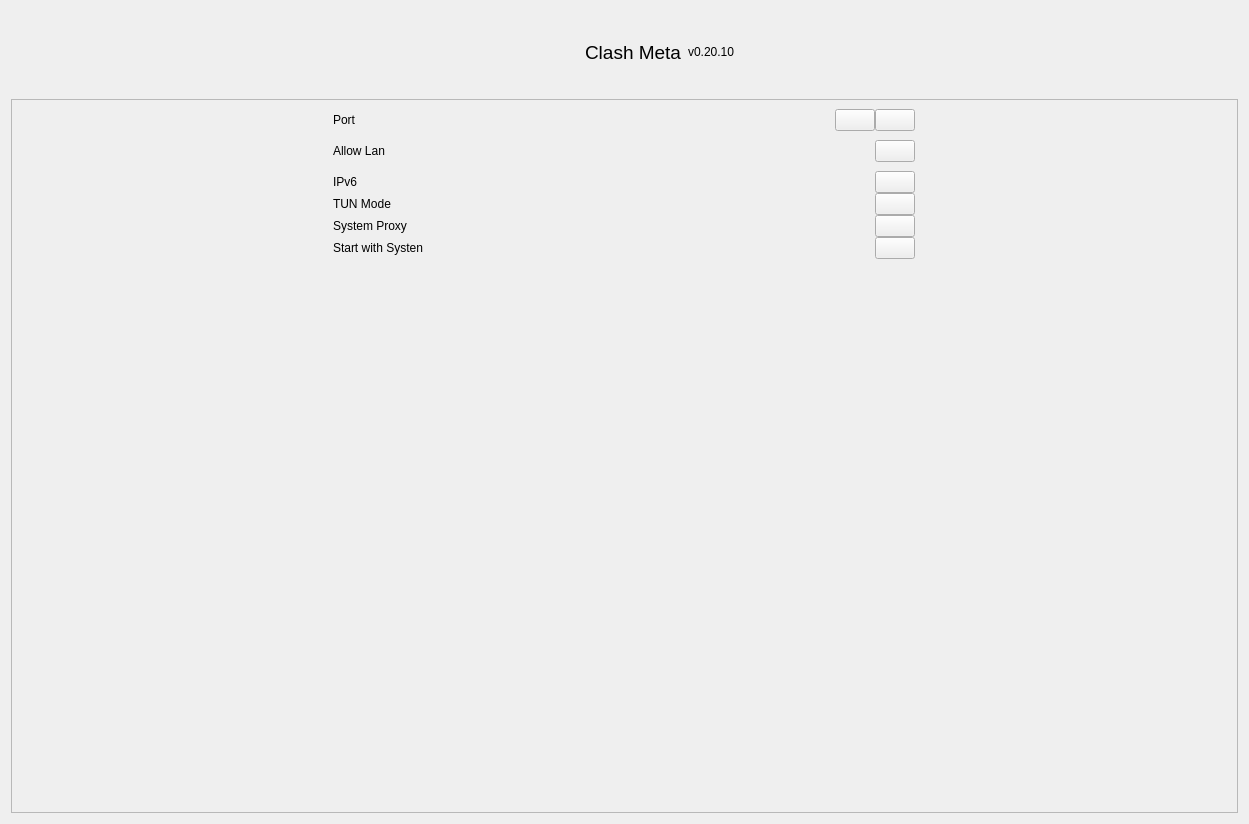
yansong1221/Mihomo, file src/GUI/General/GeneralWidget.ui: the form before one commit.
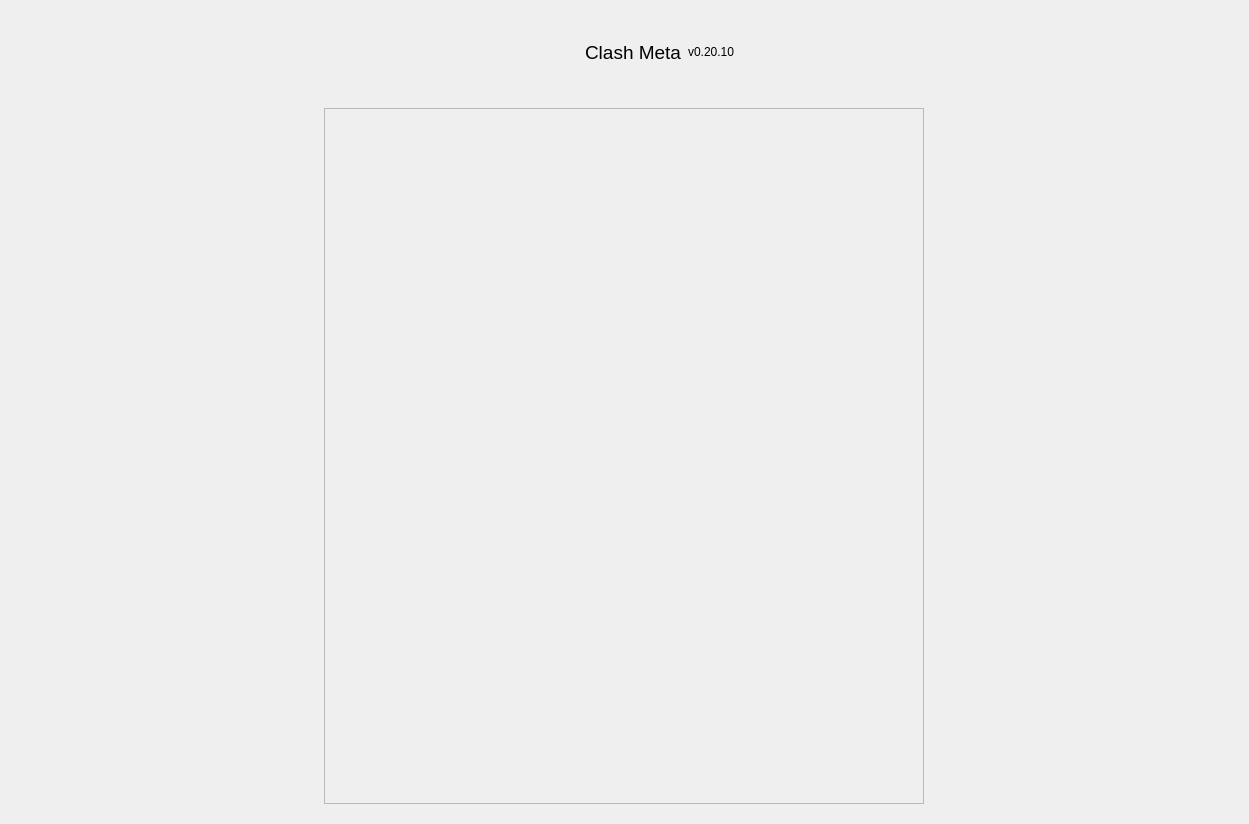
The form after the commit. Icons and pictures are not drawn. Custom widgets are drawn as their Qt base class.

The edit to the form file:
```diff
--- a/src/GUI/General/GeneralWidget.ui
+++ b/src/GUI/General/GeneralWidget.ui
@@ -94,391 +94,38 @@
     </widget>
    </item>
    <item>
-    <widget class="QScrollArea" name="scrollArea">
-     <property name="widgetResizable">
-      <bool>true</bool>
-     </property>
-     <widget class="QWidget" name="scrollAreaWidgetContents">
-      <property name="geometry">
-       <rect>
-        <x>0</x>
-        <y>0</y>
-        <width>1229</width>
-        <height>716</height>
-       </rect>
-      </property>
-      <layout class="QHBoxLayout" name="horizontalLayout_8">
-       <property name="spacing">
-        <number>0</number>
-       </property>
-       <property name="leftMargin">
-        <number>0</number>
-       </property>
-       <property name="topMargin">
-        <number>0</number>
-       </property>
-       <property name="rightMargin">
-        <number>0</number>
-       </property>
-       <property name="bottomMargin">
-        <number>0</number>
-       </property>
-       <item>
-        <widget class="QWidget" name="widget_2" native="true">
-         <property name="maximumSize">
-          <size>
-           <width>600</width>
-           <height>16777215</height>
-          </size>
-         </property>
-         <layout class="QVBoxLayout" name="verticalLayout_3">
-          <property name="spacing">
-           <number>0</number>
-          </property>
-          <item>
-           <widget class="QWidget" name="widget_3" native="true">
-            <property name="sizePolicy">
-             <sizepolicy hsizetype="Preferred" vsizetype="Fixed">
-              <horstretch>0</horstretch>
-              <verstretch>0</verstretch>
-             </sizepolicy>
-            </property>
-            <layout class="QHBoxLayout" name="_2">
-             <property name="spacing">
-              <number>0</number>
-             </property>
-             <property name="leftMargin">
-              <number>0</number>
-             </property>
-             <property name="topMargin">
-              <number>0</number>
-             </property>
-             <property name="rightMargin">
-              <number>0</number>
-             </property>
-             <item>
-              <widget class="QLabel" name="label_4">
-               <property name="text">
-                <string>Port</string>
-               </property>
-              </widget>
-             </item>
-             <item>
-              <spacer name="horizontalSpacer_3">
-               <property name="orientation">
-                <enum>Qt::Horizontal</enum>
-               </property>
-               <property name="sizeHint" stdset="0">
-                <size>
-                 <width>40</width>
-                 <height>20</height>
-                </size>
-               </property>
-              </spacer>
-             </item>
-             <item>
-              <widget class="QtMaterialSwitch" name="pushButton"/>
-             </item>
-             <item>
-              <widget class="QtMaterialSwitch" name="pushButton_2"/>
-             </item>
-            </layout>
-           </widget>
-          </item>
-          <item>
-           <widget class="QWidget" name="widget_4" native="true">
-            <property name="sizePolicy">
-             <sizepolicy hsizetype="Preferred" vsizetype="Fixed">
-              <horstretch>0</horstretch>
-              <verstretch>0</verstretch>
-             </sizepolicy>
-            </property>
-            <layout class="QHBoxLayout" name="horizontalLayout_3">
-             <property name="spacing">
-              <number>0</number>
-             </property>
-             <property name="leftMargin">
-              <number>0</number>
-             </property>
-             <property name="topMargin">
-              <number>0</number>
-             </property>
-             <property name="rightMargin">
-              <number>0</number>
-             </property>
-             <item>
-              <widget class="QLabel" name="label_5">
-               <property name="text">
-                <string>Allow Lan</string>
-               </property>
-              </widget>
-             </item>
-             <item>
-              <spacer name="horizontalSpacer_4">
-               <property name="orientation">
-                <enum>Qt::Horizontal</enum>
-               </property>
-               <property name="sizeHint" stdset="0">
-                <size>
-                 <width>40</width>
-                 <height>20</height>
-                </size>
-               </property>
-              </spacer>
-             </item>
-             <item>
-              <widget class="QtMaterialSwitch" name="pushButton_3">
-               <property name="text">
-                <string/>
-               </property>
-              </widget>
-             </item>
-            </layout>
-           </widget>
-          </item>
-          <item>
-           <widget class="QWidget" name="widget_8" native="true">
-            <property name="sizePolicy">
-             <sizepolicy hsizetype="Preferred" vsizetype="Fixed">
-              <horstretch>0</horstretch>
-              <verstretch>0</verstretch>
-             </sizepolicy>
-            </property>
-            <layout class="QHBoxLayout" name="horizontalLayout_4">
-             <property name="spacing">
-              <number>0</number>
-             </property>
-             <property name="leftMargin">
-              <number>0</number>
-             </property>
-             <property name="topMargin">
-              <number>0</number>
-             </property>
-             <property name="rightMargin">
-              <number>0</number>
-             </property>
-             <property name="bottomMargin">
-              <number>0</number>
-             </property>
-             <item>
-              <widget class="QLabel" name="label_6">
-               <property name="text">
-                <string>IPv6</string>
-               </property>
-              </widget>
-             </item>
-             <item>
-              <spacer name="horizontalSpacer_5">
-               <property name="orientation">
-                <enum>Qt::Horizontal</enum>
-               </property>
-               <property name="sizeHint" stdset="0">
-                <size>
-                 <width>40</width>
-                 <height>20</height>
-                </size>
-               </property>
-              </spacer>
-             </item>
-             <item>
-              <widget class="QtMaterialSwitch" name="pushButton_4">
-               <property name="text">
-                <string/>
-               </property>
-              </widget>
-             </item>
-            </layout>
-           </widget>
-          </item>
-          <item>
-           <widget class="QWidget" name="widget_7" native="true">
-            <property name="sizePolicy">
-             <sizepolicy hsizetype="Preferred" vsizetype="Fixed">
-              <horstretch>0</horstretch>
-              <verstretch>0</verstretch>
-             </sizepolicy>
-            </property>
-            <layout class="QHBoxLayout" name="horizontalLayout_5">
-             <property name="spacing">
-              <number>0</number>
-             </property>
-             <property name="leftMargin">
-              <number>0</number>
-             </property>
-             <property name="topMargin">
-              <number>0</number>
-             </property>
-             <property name="rightMargin">
-              <number>0</number>
-             </property>
-             <property name="bottomMargin">
-              <number>0</number>
-             </property>
-             <item>
-              <widget class="QLabel" name="label_7">
-               <property name="text">
-                <string>TUN Mode</string>
-               </property>
-              </widget>
-             </item>
-             <item>
-              <spacer name="horizontalSpacer_6">
-               <property name="orientation">
-                <enum>Qt::Horizontal</enum>
-               </property>
-               <property name="sizeHint" stdset="0">
-                <size>
-                 <width>40</width>
-                 <height>20</height>
-                </size>
-               </property>
-              </spacer>
-             </item>
-             <item>
-              <widget class="QtMaterialSwitch" name="pushButton_5">
-               <property name="text">
-                <string/>
-               </property>
-              </widget>
-             </item>
-            </layout>
-           </widget>
-          </item>
-          <item>
-           <widget class="QWidget" name="widget_6" native="true">
-            <property name="sizePolicy">
-             <sizepolicy hsizetype="Preferred" vsizetype="Fixed">
-              <horstretch>0</horstretch>
-              <verstretch>0</verstretch>
-             </sizepolicy>
-            </property>
-            <layout class="QHBoxLayout" name="horizontalLayout_6">
-             <property name="spacing">
-              <number>0</number>
-             </property>
-             <property name="leftMargin">
-              <number>0</number>
-             </property>
-             <property name="topMargin">
-              <number>0</number>
-             </property>
-             <property name="rightMargin">
-              <number>0</number>
-             </property>
-             <property name="bottomMargin">
-              <number>0</number>
-             </property>
-             <item>
-              <widget class="QLabel" name="label_8">
-               <property name="text">
-                <string>System Proxy</string>
-               </property>
-              </widget>
-             </item>
-             <item>
-              <spacer name="horizontalSpacer_7">
-               <property name="orientation">
-                <enum>Qt::Horizontal</enum>
-               </property>
-               <property name="sizeHint" stdset="0">
-                <size>
-                 <width>40</width>
-                 <height>20</height>
-                </size>
-               </property>
-              </spacer>
-             </item>
-             <item>
-              <widget class="QtMaterialSwitch" name="pushButton_6">
-               <property name="text">
-                <string/>
-               </property>
-              </widget>
-             </item>
-            </layout>
-           </widget>
-          </item>
-          <item>
-           <widget class="QWidget" name="widget_5" native="true">
-            <property name="sizePolicy">
-             <sizepolicy hsizetype="Preferred" vsizetype="Fixed">
-              <horstretch>0</horstretch>
-              <verstretch>0</verstretch>
-             </sizepolicy>
-            </property>
-            <layout class="QHBoxLayout" name="horizontalLayout_7">
-             <property name="spacing">
-              <number>0</number>
-             </property>
-             <property name="leftMargin">
-              <number>0</number>
-             </property>
-             <property name="topMargin">
-              <number>0</number>
-             </property>
-             <property name="rightMargin">
-              <number>0</number>
-             </property>
-             <property name="bottomMargin">
-              <number>0</number>
-             </property>
-             <item>
-              <widget class="QLabel" name="label_9">
-               <property name="text">
-                <string>Start with Systen</string>
-               </property>
-              </widget>
-             </item>
-             <item>
-              <spacer name="horizontalSpacer_8">
-               <property name="orientation">
-                <enum>Qt::Horizontal</enum>
-               </property>
-               <property name="sizeHint" stdset="0">
-                <size>
-                 <width>40</width>
-                 <height>20</height>
-                </size>
-               </property>
-              </spacer>
-             </item>
-             <item>
-              <widget class="QtMaterialSwitch" name="pushButton_7">
-               <property name="text">
-                <string/>
-               </property>
-              </widget>
-             </item>
-            </layout>
-           </widget>
-          </item>
-          <item>
-           <spacer name="verticalSpacer">
-            <property name="orientation">
-             <enum>Qt::Vertical</enum>
-            </property>
-            <property name="sizeHint" stdset="0">
-             <size>
-              <width>20</width>
-              <height>555</height>
-             </size>
-            </property>
-           </spacer>
-          </item>
-         </layout>
-        </widget>
-       </item>
-      </layout>
-     </widget>
+    <widget class="QWidget" name="widget_2" native="true">
+     <layout class="QHBoxLayout" name="horizontalLayout_2">
+      <item>
+       <widget class="QtMWidgets::TableView" name="view">
+        <property name="maximumSize">
+         <size>
+          <width>600</width>
+          <height>16777215</height>
+         </size>
+        </property>
+        <property name="autoFillBackground">
+         <bool>false</bool>
+        </property>
+        <property name="frameShape">
+         <enum>QFrame::StyledPanel</enum>
+        </property>
+        <property name="frameShadow">
+         <enum>QFrame::Raised</enum>
+        </property>
+       </widget>
+      </item>
+     </layout>
     </widget>
    </item>
   </layout>
  </widget>
  <customwidgets>
   <customwidget>
-   <class>QtMaterialSwitch</class>
-   <extends>QPushButton</extends>
-   <header>qtmaterialswitch.h</header>
+   <class>QtMWidgets::TableView</class>
+   <extends>QFrame</extends>
+   <header location="global">QtMWidgets/TableView</header>
+   <container>1</container>
   </customwidget>
  </customwidgets>
  <resources>
```
